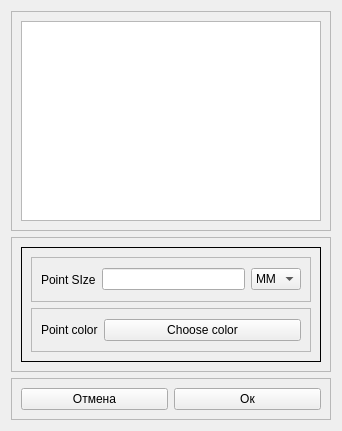
This is lipvectorstyleform.ui in Doggerr111/GIS as Qt 5 draws it before an edit. The edited form follows.
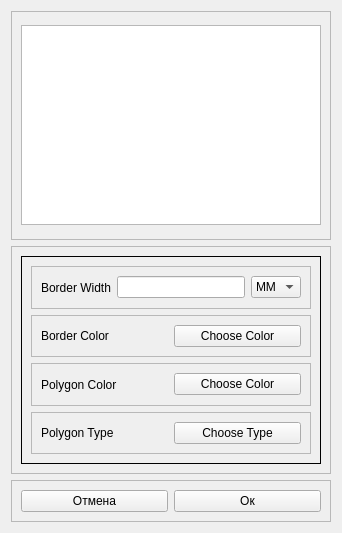
This is the edited form. The open tabs and pages were chosen to show the change.

Patch:
```diff
--- a/lipvectorstyleform.ui
+++ b/lipvectorstyleform.ui
@@ -7,7 +7,7 @@
     <x>0</x>
     <y>0</y>
     <width>338</width>
-    <height>431</height>
+    <height>533</height>
    </rect>
   </property>
   <property name="windowTitle">
@@ -112,7 +112,7 @@
                 </sizepolicy>
                </property>
                <property name="text">
-                <string>Point color</string>
+                <string>Border Color</string>
                </property>
               </widget>
              </item>
@@ -187,6 +187,151 @@
               <widget class="QPushButton" name="pushButtonPointColor_2">
                <property name="text">
                 <string>Choose color</string>
+               </property>
+              </widget>
+             </item>
+            </layout>
+           </widget>
+          </item>
+          <item>
+           <widget class="QFrame" name="frame_8">
+            <property name="frameShape">
+             <enum>QFrame::StyledPanel</enum>
+            </property>
+            <property name="frameShadow">
+             <enum>QFrame::Raised</enum>
+            </property>
+            <layout class="QHBoxLayout" name="horizontalLayout_7">
+             <item>
+              <widget class="QLabel" name="labelLineStyle">
+               <property name="sizePolicy">
+                <sizepolicy hsizetype="Maximum" vsizetype="Preferred">
+                 <horstretch>0</horstretch>
+                 <verstretch>0</verstretch>
+                </sizepolicy>
+               </property>
+               <property name="text">
+                <string>Line Color</string>
+               </property>
+              </widget>
+             </item>
+             <item>
+              <widget class="QPushButton" name="pushButtonLineType">
+               <property name="text">
+                <string>Line Type</string>
+               </property>
+              </widget>
+             </item>
+            </layout>
+           </widget>
+          </item>
+         </layout>
+        </widget>
+        <widget class="QWidget" name="pagePolyStyle">
+         <layout class="QVBoxLayout" name="verticalLayout_5">
+          <item>
+           <widget class="QFrame" name="frame_10">
+            <property name="frameShape">
+             <enum>QFrame::StyledPanel</enum>
+            </property>
+            <property name="frameShadow">
+             <enum>QFrame::Raised</enum>
+            </property>
+            <layout class="QHBoxLayout" name="horizontalLayout_9">
+             <item>
+              <widget class="QLabel" name="labelBorderWidth">
+               <property name="text">
+                <string>Border Width</string>
+               </property>
+              </widget>
+             </item>
+             <item>
+              <widget class="QLineEdit" name="lineEditBorderWidth"/>
+             </item>
+             <item>
+              <widget class="QComboBox" name="comboBoxPointSizeUnit_3">
+               <item>
+                <property name="text">
+                 <string>MM</string>
+                </property>
+               </item>
+              </widget>
+             </item>
+            </layout>
+           </widget>
+          </item>
+          <item>
+           <widget class="QFrame" name="frame_9">
+            <property name="frameShape">
+             <enum>QFrame::StyledPanel</enum>
+            </property>
+            <property name="frameShadow">
+             <enum>QFrame::Raised</enum>
+            </property>
+            <layout class="QHBoxLayout" name="horizontalLayout_8">
+             <item>
+              <widget class="QLabel" name="labelBorderColor">
+               <property name="text">
+                <string>Border Color</string>
+               </property>
+              </widget>
+             </item>
+             <item>
+              <widget class="QPushButton" name="pushButtonBorderColor">
+               <property name="text">
+                <string>Choose Color</string>
+               </property>
+              </widget>
+             </item>
+            </layout>
+           </widget>
+          </item>
+          <item>
+           <widget class="QFrame" name="frame_11">
+            <property name="frameShape">
+             <enum>QFrame::StyledPanel</enum>
+            </property>
+            <property name="frameShadow">
+             <enum>QFrame::Raised</enum>
+            </property>
+            <layout class="QHBoxLayout" name="horizontalLayout_10">
+             <item>
+              <widget class="QLabel" name="labelPolyColor">
+               <property name="text">
+                <string>Polygon Color</string>
+               </property>
+              </widget>
+             </item>
+             <item>
+              <widget class="QPushButton" name="pushButtonPolyColor">
+               <property name="text">
+                <string>Choose Color</string>
+               </property>
+              </widget>
+             </item>
+            </layout>
+           </widget>
+          </item>
+          <item>
+           <widget class="QFrame" name="frame_12">
+            <property name="frameShape">
+             <enum>QFrame::StyledPanel</enum>
+            </property>
+            <property name="frameShadow">
+             <enum>QFrame::Raised</enum>
+            </property>
+            <layout class="QHBoxLayout" name="horizontalLayout_11">
+             <item>
+              <widget class="QLabel" name="labelPolyType">
+               <property name="text">
+                <string>Polygon Type</string>
+               </property>
+              </widget>
+             </item>
+             <item>
+              <widget class="QPushButton" name="pushButtonPolygonType">
+               <property name="text">
+                <string>Choose Type</string>
                </property>
               </widget>
              </item>
```
Left out of the diff: 20 changed lines with no effect on the pictures.
